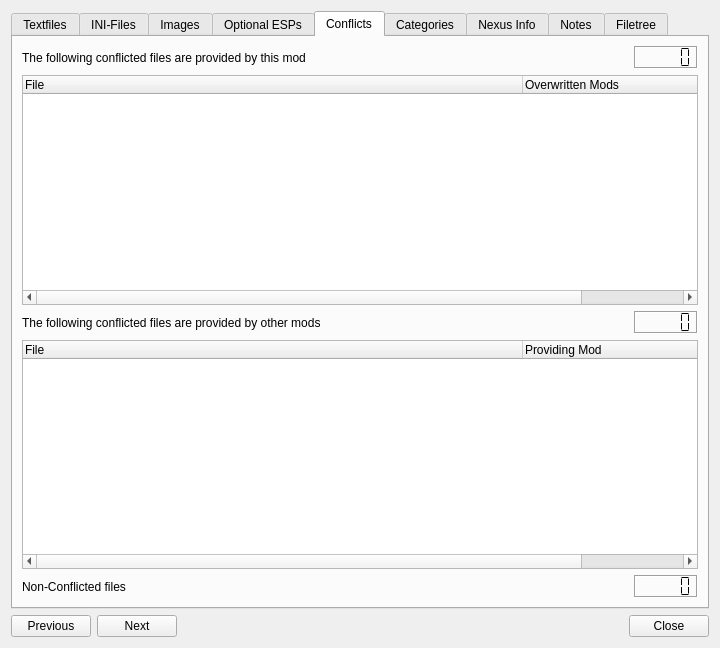
Qt form modorganizer/src/modinfodialog.ui (Holt59/mo2-merge) before a commit.
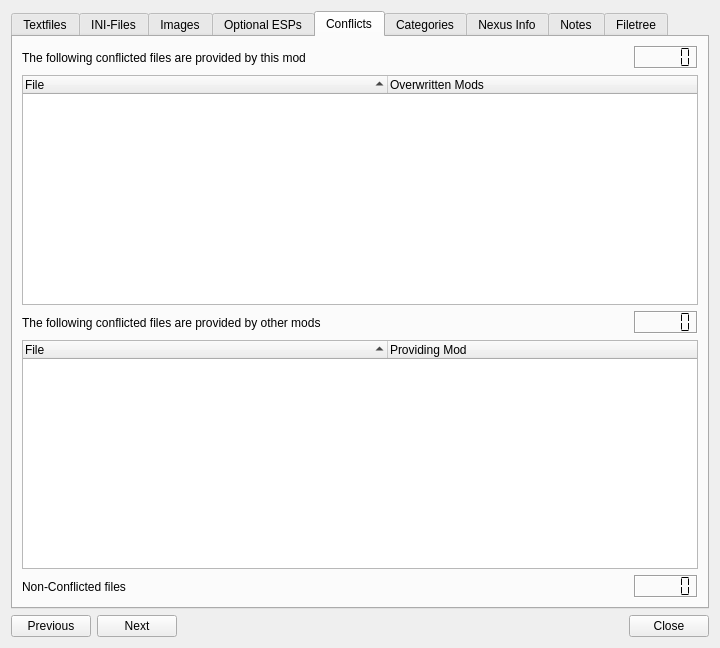
The same form after that commit. The open tabs and pages were chosen to show the change. Icons and pictures are not drawn.

Commit message: [modorganizer] minor updates to readme and mod info ui

What changed in the file:
```diff
--- a/modorganizer/src/modinfodialog.ui
+++ b/modorganizer/src/modinfodialog.ui
@@ -395,6 +395,9 @@
          <property name="textElideMode">
           <enum>Qt::ElideLeft</enum>
          </property>
+         <property name="sortingEnabled">
+          <bool>true</bool>
+         </property>
          <property name="animated">
           <bool>true</bool>
          </property>
@@ -405,13 +408,13 @@
           <number>2</number>
          </property>
          <attribute name="headerDefaultSectionSize">
-          <number>500</number>
+          <number>365</number>
          </attribute>
          <attribute name="headerHighlightSections">
           <bool>false</bool>
          </attribute>
          <attribute name="headerMinimumSectionSize">
-          <number>300</number>
+          <number>200</number>
          </attribute>
          <column>
           <property name="text">
@@ -451,14 +454,17 @@
          <property name="textElideMode">
           <enum>Qt::ElideLeft</enum>
          </property>
+         <property name="sortingEnabled">
+          <bool>true</bool>
+         </property>
          <property name="animated">
           <bool>true</bool>
          </property>
          <attribute name="headerDefaultSectionSize">
-          <number>500</number>
+          <number>365</number>
          </attribute>
          <attribute name="headerMinimumSectionSize">
-          <number>300</number>
+          <number>200</number>
          </attribute>
          <column>
           <property name="text">
```
Left out of the diff: 29 changed lines with no effect on the pictures. The commit also changes 1 other file.
